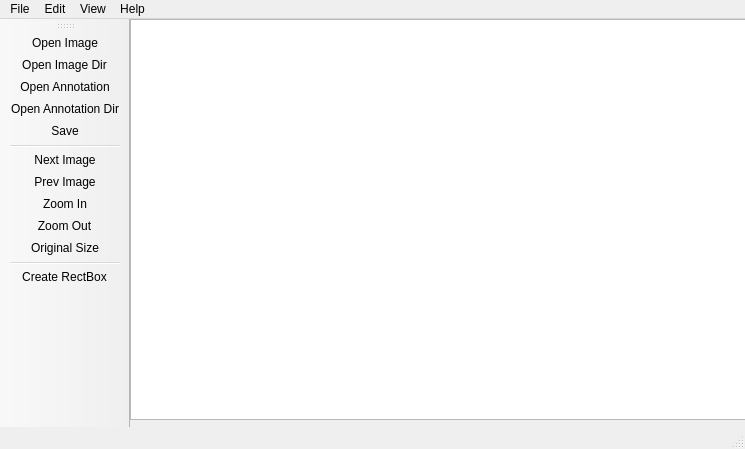
afterimagex/SuperLabelTool, file Form.ui: the form before one commit.
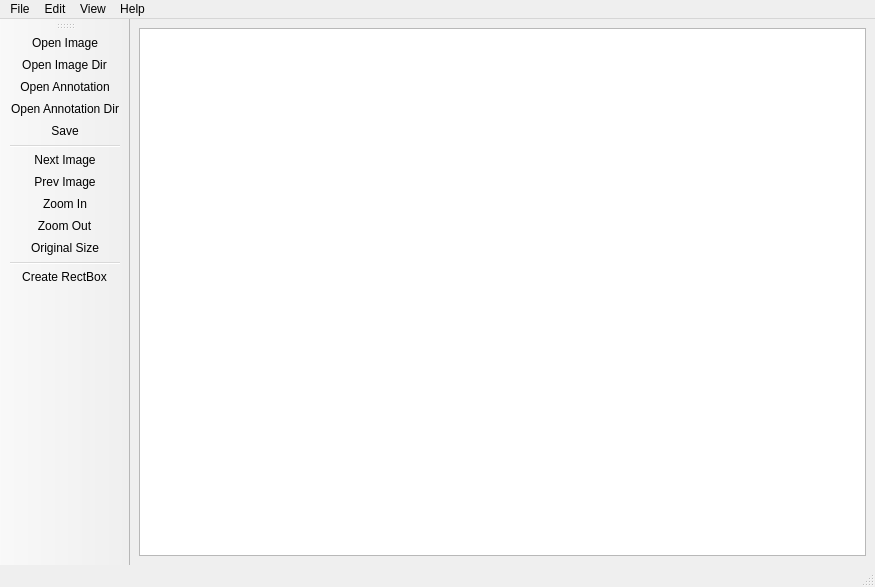
The form after the commit. Icons and pictures are not drawn.

What changed in the file:
```diff
--- a/Form.ui
+++ b/Form.ui
@@ -6,31 +6,26 @@
    <rect>
     <x>0</x>
     <y>0</y>
-    <width>745</width>
-    <height>449</height>
+    <width>875</width>
+    <height>587</height>
    </rect>
   </property>
   <property name="windowTitle">
    <string>MainWindow</string>
   </property>
   <widget class="QWidget" name="centralWidget">
-   <widget class="QGraphicsView" name="graphicsView">
-    <property name="geometry">
-     <rect>
-      <x>0</x>
-      <y>0</y>
-      <width>621</width>
-      <height>401</height>
-     </rect>
-    </property>
-   </widget>
+   <layout class="QGridLayout" name="gridLayout">
+    <item row="0" column="0">
+     <widget class="QGraphicsView" name="graphicsView"/>
+    </item>
+   </layout>
   </widget>
   <widget class="QMenuBar" name="menuBar">
    <property name="geometry">
     <rect>
      <x>0</x>
      <y>0</y>
-     <width>745</width>
+     <width>875</width>
      <height>23</height>
     </rect>
    </property>
```
